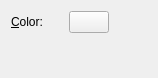
Old version of the form krita/plugins/generators/solid/wdgcoloroptions.ui in the repository KDE/krita.
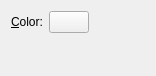
New version of the form. Custom widgets are drawn as their Qt base class.

Commit message: Changed the UI which contains labels and textfields into QFormLayout to set alignment issues

The edit to the form file:
```diff
--- a/krita/plugins/generators/solid/wdgcoloroptions.ui
+++ b/krita/plugins/generators/solid/wdgcoloroptions.ui
@@ -1,18 +1,20 @@
 <ui version="4.0" >
  <class>WdgColorOptions</class>
- <widget class="QWidget" name="WdgColorOptions" >
-  <property name="geometry" >
+ <widget class="QWidget" name="WdgColorOptions">
+  <property name="geometry">
    <rect>
     <x>0</x>
     <y>0</y>
-    <width>158</width>
-    <height>78</height>
+    <width>156</width>
+    <height>76</height>
    </rect>
   </property>
-  <layout class="QGridLayout" name="gridLayout" >
-   <item row="0" column="0" >
-    <widget class="QLabel" name="lblColor" >
-     <property name="text" >
+  <layout class="QGridLayout" name="gridLayout">
+   <item row="0" column="0">
+    <layout class="QFormLayout" name="formLayout">
+     <item row="0" column="0">
+      <widget class="QLabel" name="lblColor">
+       <property name="text">
       <string>&amp;Color:</string>
      </property>
      <property name="buddy" >
@@ -20,10 +22,12 @@
      </property>
     </widget>
    </item>
-   <item row="0" column="2" >
-    <widget class="KColorButton" name="bnColor" />
-   </item>
-   <item row="0" column="3" >
+     <item row="0" column="1">
+      <widget class="KColorButton" name="bnColor"/>
+     </item>
+    </layout>
+   </item>
+   <item row="0" column="1">
     <spacer>
      <property name="orientation" >
       <enum>Qt::Horizontal</enum>
@@ -39,7 +43,7 @@
      </property>
     </spacer>
    </item>
-   <item row="1" column="1" >
+   <item row="1" column="0">
     <spacer>
      <property name="orientation" >
       <enum>Qt::Vertical</enum>
@@ -57,7 +61,7 @@
    </item>
   </layout>
  </widget>
- <layoutdefault spacing="6" margin="11" />
+ <layoutdefault spacing="6" margin="11"/>
   <customwidgets>
   <customwidget>
    <class>KColorButton</class>
```
Left out of the diff: 17 changed lines with no effect on the pictures. Lines whose indentation alone changed are shown as unchanged. The commit also changes 91 other files.
